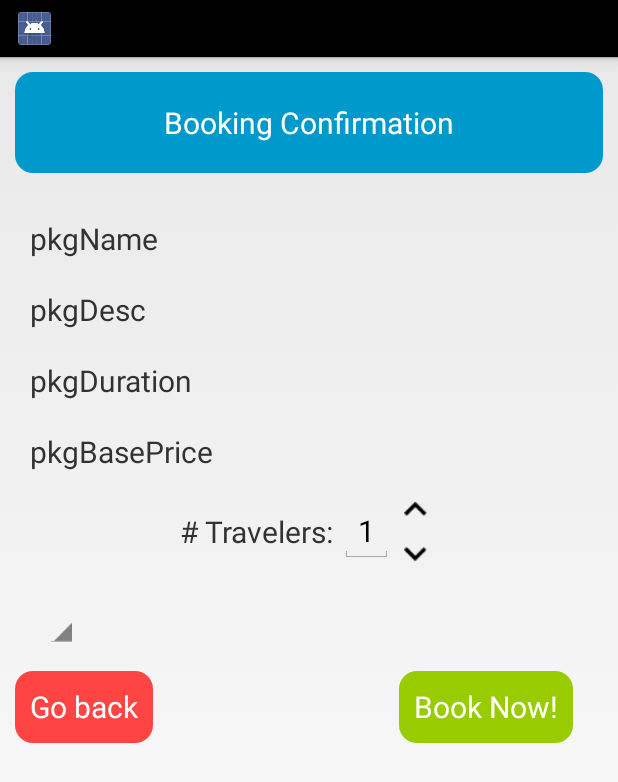
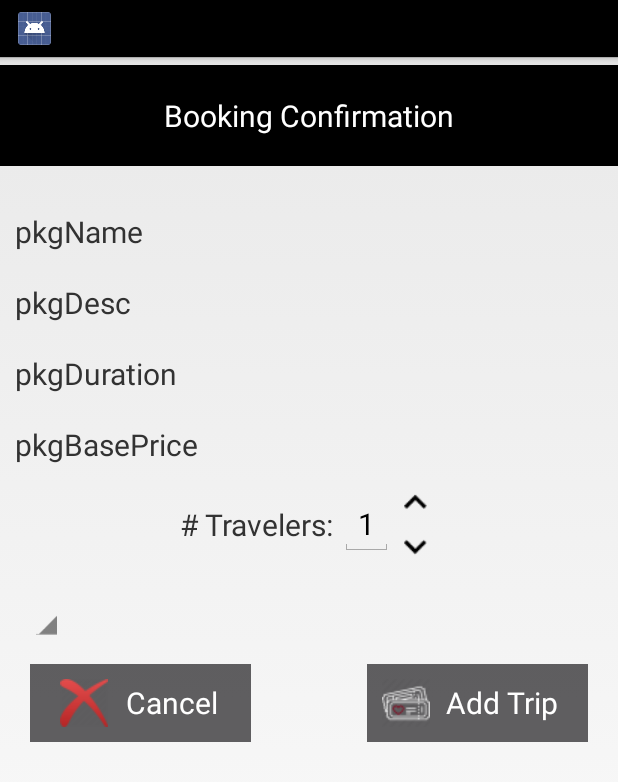
Before and after one commit to iqoOopi/OOSD.Team4.WorkShop8, an Android app: the layout fragment_create_booking.xml on its own in the app's theme, with its tools: preview values and no code run, on a phone screen of 412 x 824 dp. Shown: the top 782 px of the screen. Run offline under Robolectric (Android 15) with nearby library versions, the phone set to English and light mode, and no system bars.

Commit message:
Restyle Packages Browse & Booking Details & Add Bookings

```diff
--- a/app/src/main/res/layout/fragment_create_booking.xml
+++ b/app/src/main/res/layout/fragment_create_booking.xml
@@ -5,110 +5,116 @@
     android:layout_width="match_parent"
     android:layout_height="match_parent"
     android:orientation="vertical">
+
     <RelativeLayout
         android:layout_width="match_parent"
         android:layout_height="match_parent"
-    android:layout_marginLeft="10dp"
-    android:layout_marginRight="10dp"
-    android:layout_marginTop="10dp">
+        android:layout_marginLeft="0dp"
+        android:layout_marginTop="5dp"
+        android:layout_marginRight="0dp">
 
         <TextView
             android:id="@+id/tvTitleConfirmBooking"
+            android:layout_width="match_parent"
+            android:layout_height="wrap_content"
+            android:layout_alignParentTop="true"
+            android:layout_centerHorizontal="true"
+            android:background="#000000"
+            android:gravity="center_horizontal"
+            android:padding="20dp"
             android:text="Booking Confirmation"
-        android:textSize="20dp"
-        android:gravity="center_horizontal"
             android:textColor="@android:color/white"
-        android:background="@drawable/container_blue"
-        android:padding="20dp"
-        android:layout_centerHorizontal="true"
-        android:layout_alignParentTop="true"
-        android:layout_width="match_parent"
-        android:layout_height="wrap_content" />
+            android:textSize="20dp" />
 
         <ImageView
-        android:layout_marginTop="10dp"
-        android:layout_marginBottom="10dp"
             android:id="@+id/ivPreviewConfirmBooking"
             android:layout_width="match_parent"
             android:layout_height="wrap_content"
+            android:layout_below="@id/tvTitleConfirmBooking"
             android:layout_centerHorizontal="true"
-        android:layout_below="@id/tvTitleConfirmBooking"/>
+            android:layout_marginTop="10dp"
+            android:layout_marginBottom="10dp" />
 
         <TextView
+            android:id="@+id/tvpkgName_booking"
+            android:layout_width="match_parent"
+            android:layout_height="wrap_content"
             android:layout_below="@id/ivPreviewConfirmBooking"
             android:layout_alignParentLeft="true"
             android:padding="10dp"
-        android:textSize="20dp"
-        android:id="@+id/tvpkgName_booking"
+            android:text="pkgName"
+            android:textSize="20dp" />
+
+        <TextView
+            android:id="@+id/tvpkgDesc_booking"
             android:layout_width="match_parent"
             android:layout_height="wrap_content"
-        android:text="pkgName"/>
+            android:layout_below="@id/tvpkgName_booking"
+            android:layout_alignParentLeft="true"
+            android:padding="10dp"
+            android:text="pkgDesc"
+            android:textSize="20dp" />
 
         <TextView
-        android:padding="10dp"
-        android:layout_alignParentLeft="true"
-        android:layout_below="@id/tvpkgName_booking"
-        android:id="@+id/tvpkgDesc_booking"
-        android:textSize="20dp"
-        android:layout_width="match_parent"
-        android:layout_height="wrap_content"
-        android:text="pkgDesc"/>
-
-    <TextView
-        android:layout_alignParentLeft="true"
-        android:layout_below="@id/tvpkgDesc_booking"
-        android:padding="10dp"
-        android:textSize="20dp"
             android:id="@+id/tvpkgDuration_booking"
             android:layout_width="match_parent"
             android:layout_height="wrap_content"
-        android:text="pkgDuration"/>
+            android:layout_below="@id/tvpkgDesc_booking"
+            android:layout_alignParentLeft="true"
+            android:padding="10dp"
+            android:text="pkgDuration"
+            android:textSize="20dp" />
 
         <TextView
-        android:layout_alignParentLeft="true"
-        android:layout_below="@id/tvpkgDuration_booking"
-        android:padding="10dp"
-        android:textSize="20dp"
             android:id="@+id/tvpkgBasePrice_booking"
             android:layout_width="match_parent"
             android:layout_height="wrap_content"
-        android:text="pkgBasePrice"/>
+            android:layout_below="@id/tvpkgDuration_booking"
+            android:layout_alignParentLeft="true"
+            android:padding="10dp"
+            android:text="pkgBasePrice"
+            android:textSize="20dp" />
 
         <LinearLayout
             android:id="@+id/llTravelerCount"
-        android:orientation="horizontal"
             android:layout_width="match_parent"
             android:layout_height="wrap_content"
+            android:layout_below="@id/tvpkgBasePrice_booking"
+            android:layout_centerHorizontal="true"
+            android:layout_marginBottom="15dp"
             android:gravity="center"
-        android:layout_marginBottom="15dp"
-        android:layout_below="@id/tvpkgBasePrice_booking"
-        android:layout_centerHorizontal="true">
+            android:orientation="horizontal">
+
             <TextView
-            android:textSize="20dp"
                 android:layout_width="wrap_content"
                 android:layout_height="wrap_content"
-            android:text="# Travelers: "/>
+                android:text="# Travelers: "
+                android:textSize="20dp" />
+
             <EditText
-            android:textSize="20dp"
                 android:id="@+id/ettravelerCount"
                 android:layout_width="wrap_content"
                 android:layout_height="wrap_content"
+                android:inputType="number"
                 android:text="1"
-            android:inputType="number"/>
+                android:textSize="20dp" />
+
             <LinearLayout
                 android:layout_width="wrap_content"
                 android:layout_height="wrap_content"
                 android:orientation="vertical">
+
                 <ImageView
-                    android:src="@drawable/ic_keyboard_arrow_up_black_24dp"
                     android:id="@+id/ivTravelerCountIncrease"
                     android:layout_width="30dp"
-                    android:layout_height="30dp" />
+                    android:layout_height="30dp"
+                    android:src="@drawable/ic_keyboard_arrow_up_black_24dp" />
+
                 <ImageView
-                    android:src="@drawable/ic_keyboard_arrow_down_black_24dp"
                     android:id="@+id/ivTravelerCountDecrease"
                     android:layout_width="30dp"
-                    android:layout_height="30dp" />
+                    android:layout_height="30dp"
+                    android:src="@drawable/ic_keyboard_arrow_down_black_24dp" />
             </LinearLayout>
         </LinearLayout>
 
@@ -116,36 +122,41 @@
             android:id="@+id/sptripTypeId"
             android:layout_width="wrap_content"
             android:layout_height="wrap_content"
+            android:layout_below="@id/llTravelerCount"
             android:layout_alignParentLeft="true"
-        android:layout_below="@id/llTravelerCount"
+            android:layout_marginLeft="20dp"
             android:layout_marginBottom="15dp"
-        android:layout_marginLeft="20dp"
             android:spinnerMode="dialog" />
 
         <Button
-        android:textSize="20dp"
+            android:id="@+id/btnBack_CreateBooking"
+            android:layout_width="147dp"
+            android:layout_height="wrap_content"
             android:layout_below="@id/sptripTypeId"
             android:layout_alignParentLeft="true"
-        android:text="Go back"
+            android:layout_marginStart="20dp"
+            android:background="@drawable/bg_button"
+            android:drawableLeft="@drawable/cancel"
+            android:paddingLeft="20dp"
+            android:text="@android:string/cancel"
+            android:textColor="@android:color/white"
+            android:textSize="20dp" />
+
+        <Button
+            android:id="@+id/btnConfirmBooking"
+            android:layout_width="147dp"
+            android:layout_height="wrap_content"
+            android:layout_below="@id/sptripTypeId"
+            android:layout_alignParentRight="true"
+            android:layout_marginRight="20dp"
+            android:layout_marginBottom="25dp"
+            android:background="@drawable/bg_button"
             android:padding="10dp"
+            android:paddingLeft="30dp"
+            android:text="Add Trip"
             android:textColor="@android:color/white"
-        android:id="@+id/btnBack_CreateBooking"
-        android:background="@drawable/container_red"
-        android:layout_width="wrap_content"
-        android:layout_height="wrap_content" />
-    <Button
             android:textSize="20dp"
-        android:padding="10dp"
-        android:textColor="@android:color/white"
-        android:background="@drawable/container_green"
-        android:layout_alignParentRight="true"
-        android:layout_below="@id/sptripTypeId"
-        android:layout_marginRight="20dp"
-        android:id="@+id/btnConfirmBooking"
-        android:text="Book Now!"
-        android:layout_width="wrap_content"
-        android:layout_height="wrap_content"
-        android:layout_marginBottom="25dp"/>
+            android:drawableLeft="@drawable/add_trip"/>
 
     </RelativeLayout>
 </ScrollView>
```
Also changed, not shown: app/src/main/res/drawable/drawable_package_container.xml (+6 -6 lines), app/src/main/res/layout-port/fragment_booking_row.xml (+86 -71 lines), app/src/main/res/layout/fragment_browse_element.xml (+8 -6 lines), app/src/main/res/drawable-mdpi/add_trip.png (added), app/src/main/res/drawable-mdpi/cancel.png (added), app/src/main/res/drawable-mdpi/invoice.png (added). Lines whose indentation alone changed are shown as unchanged.
